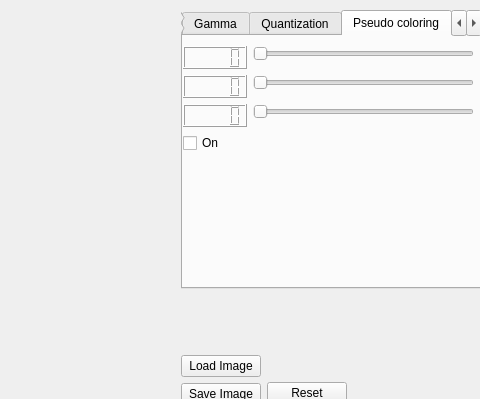
First picture: the form in mainwindow.ui, repository Throder-TVRS/ImageProcessor, before the edit; both pictures show x 549 to 1029 and y 0 to 399 of the 1029 by 765 pixel window.
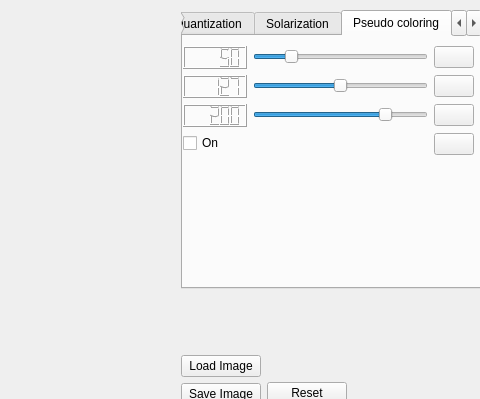
Second picture: the form after the edit. The open tabs and pages were chosen to show the change.

```diff
--- a/mainwindow.ui
+++ b/mainwindow.ui
@@ -371,6 +371,98 @@
         <attribute name="title">
          <string>Quantization</string>
         </attribute>
+        <widget class="QWidget" name="formLayoutWidget_7">
+         <property name="geometry">
+          <rect>
+           <x>0</x>
+           <y>10</y>
+           <width>291</width>
+           <height>231</height>
+          </rect>
+         </property>
+         <layout class="QFormLayout" name="formLayout_7">
+          <item row="0" column="0">
+           <widget class="QLCDNumber" name="quantation_display">
+            <property name="value" stdset="0">
+             <double>1.000000000000000</double>
+            </property>
+           </widget>
+          </item>
+          <item row="0" column="1">
+           <widget class="QSlider" name="quantization_slider">
+            <property name="minimum">
+             <number>0</number>
+            </property>
+            <property name="maximum">
+             <number>8</number>
+            </property>
+            <property name="value">
+             <number>0</number>
+            </property>
+            <property name="orientation">
+             <enum>Qt::Horizontal</enum>
+            </property>
+           </widget>
+          </item>
+          <item row="1" column="0">
+           <widget class="QCheckBox" name="quantation_box">
+            <property name="text">
+             <string>On</string>
+            </property>
+           </widget>
+          </item>
+          <item row="2" column="0">
+           <spacer name="verticalSpacer_6">
+            <property name="orientation">
+             <enum>Qt::Vertical</enum>
+            </property>
+            <property name="sizeHint" stdset="0">
+             <size>
+              <width>20</width>
+              <height>40</height>
+             </size>
+            </property>
+           </spacer>
+          </item>
+         </layout>
+        </widget>
+       </widget>
+       <widget class="QWidget" name="solarization_tab">
+        <attribute name="title">
+         <string>Solarization</string>
+        </attribute>
+        <widget class="QWidget" name="formLayoutWidget_8">
+         <property name="geometry">
+          <rect>
+           <x>0</x>
+           <y>10</y>
+           <width>291</width>
+           <height>231</height>
+          </rect>
+         </property>
+         <layout class="QFormLayout" name="formLayout_8">
+          <item row="1" column="0">
+           <spacer name="verticalSpacer_7">
+            <property name="orientation">
+             <enum>Qt::Vertical</enum>
+            </property>
+            <property name="sizeHint" stdset="0">
+             <size>
+              <width>20</width>
+              <height>40</height>
+             </size>
+            </property>
+           </spacer>
+          </item>
+          <item row="0" column="0">
+           <widget class="QCheckBox" name="solarization_box">
+            <property name="text">
+             <string>On</string>
+            </property>
+           </widget>
+          </item>
+         </layout>
+        </widget>
        </widget>
        <widget class="QWidget" name="pseudo_coloring_tab">
         <attribute name="title">
@@ -387,43 +479,97 @@
          </property>
          <layout class="QFormLayout" name="formLayout_6">
           <item row="0" column="0">
-           <widget class="QLCDNumber" name="pseudo_q1_display"/>
+           <widget class="QLCDNumber" name="pseudo_q1_display">
+            <property name="value" stdset="0">
+             <double>50.000000000000000</double>
+            </property>
+           </widget>
           </item>
           <item row="0" column="1">
-           <widget class="QSlider" name="pseudo_q1_slider">
-            <property name="maximum">
-             <number>255</number>
-            </property>
-            <property name="orientation">
-             <enum>Qt::Horizontal</enum>
-            </property>
-           </widget>
+           <layout class="QHBoxLayout" name="horizontalLayout_2">
+            <item>
+             <widget class="QSlider" name="pseudo_q1_slider">
+              <property name="maximum">
+               <number>255</number>
+              </property>
+              <property name="value">
+               <number>50</number>
+              </property>
+              <property name="orientation">
+               <enum>Qt::Horizontal</enum>
+              </property>
+             </widget>
+            </item>
+            <item>
+             <widget class="QPushButton" name="pseudo_first_color">
+              <property name="text">
+               <string/>
+              </property>
+             </widget>
+            </item>
+           </layout>
           </item>
           <item row="1" column="0">
-           <widget class="QLCDNumber" name="pseudo_q2_display"/>
-          </item>
-          <item row="2" column="0">
-           <widget class="QLCDNumber" name="pseudo_q3_display"/>
+           <widget class="QLCDNumber" name="pseudo_q2_display">
+            <property name="value" stdset="0">
+             <double>127.000000000000000</double>
+            </property>
+           </widget>
           </item>
           <item row="1" column="1">
-           <widget class="QSlider" name="pseudo_q2_slider">
-            <property name="maximum">
-             <number>255</number>
-            </property>
-            <property name="orientation">
-             <enum>Qt::Horizontal</enum>
+           <layout class="QHBoxLayout" name="horizontalLayout_3">
+            <item>
+             <widget class="QSlider" name="pseudo_q2_slider">
+              <property name="maximum">
+               <number>255</number>
+              </property>
+              <property name="value">
+               <number>127</number>
+              </property>
+              <property name="orientation">
+               <enum>Qt::Horizontal</enum>
+              </property>
+             </widget>
+            </item>
+            <item>
+             <widget class="QPushButton" name="pseudo_second_color">
+              <property name="text">
+               <string/>
+              </property>
+             </widget>
+            </item>
+           </layout>
+          </item>
+          <item row="2" column="0">
+           <widget class="QLCDNumber" name="pseudo_q3_display">
+            <property name="value" stdset="0">
+             <double>200.000000000000000</double>
             </property>
            </widget>
           </item>
           <item row="2" column="1">
-           <widget class="QSlider" name="pseudo_q3_slider">
-            <property name="maximum">
-             <number>255</number>
-            </property>
-            <property name="orientation">
-             <enum>Qt::Horizontal</enum>
-            </property>
-           </widget>
+           <layout class="QHBoxLayout" name="horizontalLayout_4">
+            <item>
+             <widget class="QSlider" name="pseudo_q3_slider">
+              <property name="maximum">
+               <number>255</number>
+              </property>
+              <property name="value">
+               <number>200</number>
+              </property>
+              <property name="orientation">
+               <enum>Qt::Horizontal</enum>
+              </property>
+             </widget>
+            </item>
+            <item>
+             <widget class="QPushButton" name="pseudo_third_color">
+              <property name="text">
+               <string/>
+              </property>
+             </widget>
+            </item>
+           </layout>
           </item>
           <item row="3" column="0">
            <widget class="QCheckBox" name="pseudo_box">
@@ -432,6 +578,30 @@
             </property>
            </widget>
           </item>
+          <item row="3" column="1">
+           <layout class="QHBoxLayout" name="horizontalLayout_5">
+            <item>
+             <spacer name="horizontalSpacer_2">
+              <property name="orientation">
+               <enum>Qt::Horizontal</enum>
+              </property>
+              <property name="sizeHint" stdset="0">
+               <size>
+                <width>40</width>
+                <height>20</height>
+               </size>
+              </property>
+             </spacer>
+            </item>
+            <item>
+             <widget class="QPushButton" name="pseudo_fourth_color">
+              <property name="text">
+               <string/>
+              </property>
+             </widget>
+            </item>
+           </layout>
+          </item>
           <item row="4" column="0">
            <spacer name="verticalSpacer_5">
             <property name="orientation">
@@ -450,12 +620,12 @@
        </widget>
        <widget class="QWidget" name="tab_2">
         <attribute name="title">
-         <string>Страница</string>
+         <string>Lowpass filter</string>
         </attribute>
        </widget>
        <widget class="QWidget" name="tab_3">
         <attribute name="title">
-         <string>Страница</string>
+         <string>Highpass filter</string>
         </attribute>
        </widget>
       </widget>
```
Left out of the diff: 167 changed lines with no effect on the pictures.
